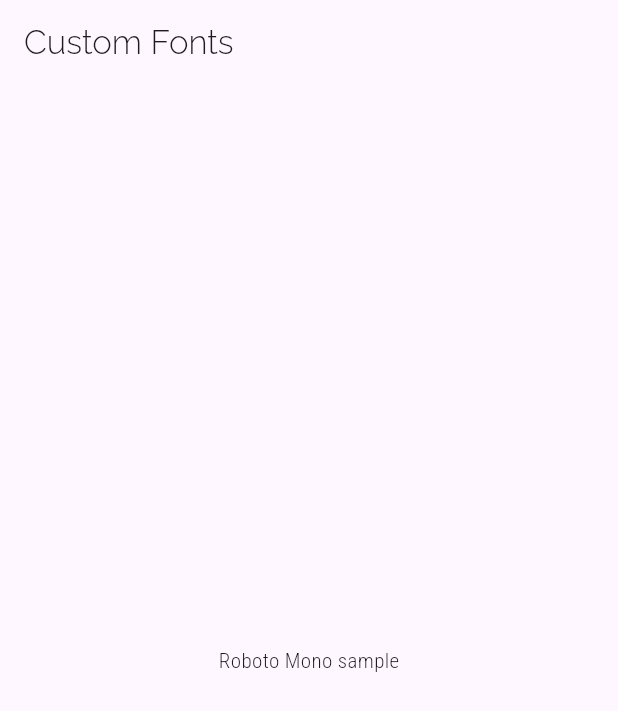
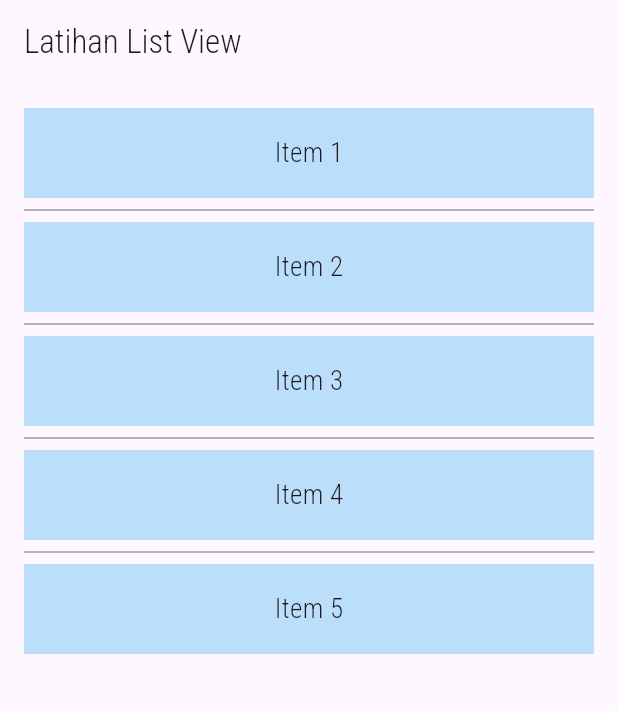
Before and after one commit to Julianarwansah/tugas_week_7_1123150112, a Flutter app: the screen it shows after launch, on a phone screen of 412 x 824 dp. Shown: the top 711 px of the screen. Run offline on Flutter 3.47's test engine with Material 3 defaults, Android fonts, the phone set to English and light mode, and no system bars.

Commit message:
sparated list view

```diff
--- a/lib/main.dart
+++ b/lib/main.dart
@@ -1,6 +1,9 @@
 import 'package:flutter/material.dart';
+import 'pages/sparate_list_view.dart';
 
-void main() => runApp(const MyApp());
+void main() {
+  runApp(const MyApp());
+}
 
 class MyApp extends StatelessWidget {
   const MyApp({super.key});
@@ -8,30 +11,19 @@ class MyApp extends StatelessWidget {
   @override
   Widget build(BuildContext context) {
     return MaterialApp(
-      title: 'Custom Fonts',
-      theme: ThemeData(
-        fontFamily: 'Raleway',
-      ),
-      home: const MyHomePage(),
+      debugShowCheckedModeBanner: false,
+      home: const HomePage(),
     );
   }
 }
 
-class MyHomePage extends StatelessWidget {
-  const MyHomePage({super.key});
+class HomePage extends StatelessWidget {
+  const HomePage({super.key});
 
   @override
   Widget build(BuildContext context) {
     return Scaffold(
-      appBar: AppBar(
-        title: const Text('Custom Fonts'),
-      ),
-      body: const Center(
-        child: Text(
-          'Roboto Mono sample',
-          style: TextStyle(fontFamily: 'Roboto'),
-        ),
-      ),
+      body: const SparateListView(),
     );
   }
 }
--- /dev/null
+++ b/lib/pages/sparate_list_view.dart
@@ -0,0 +1,37 @@
+import 'package:flutter/material.dart';
+
+class SparateListView extends StatelessWidget {
+  const SparateListView({super.key});
+
+  @override
+  Widget build(BuildContext context) {
+    return Scaffold(
+      appBar: AppBar(
+        title: const Text('Latihan List View'),
+      ),
+      body: ListView.separated(
+        itemCount: 5,
+        padding: const EdgeInsets.all(16.0),
+        scrollDirection: Axis.vertical,
+        itemBuilder: (context, index) {
+          return Container(
+            height: 60,
+            color: Colors.blue[100],
+            child: Center(
+              child: Text(
+                'Item ${index + 1}',
+                style: const TextStyle(fontSize: 18),
+              ),
+            ),
+          );
+        },
+        separatorBuilder: (context, index) {
+          return const Divider(
+            color: Colors.grey,
+            thickness: 1,
+          );
+        },
+      ),
+    );
+  }
+}
```
